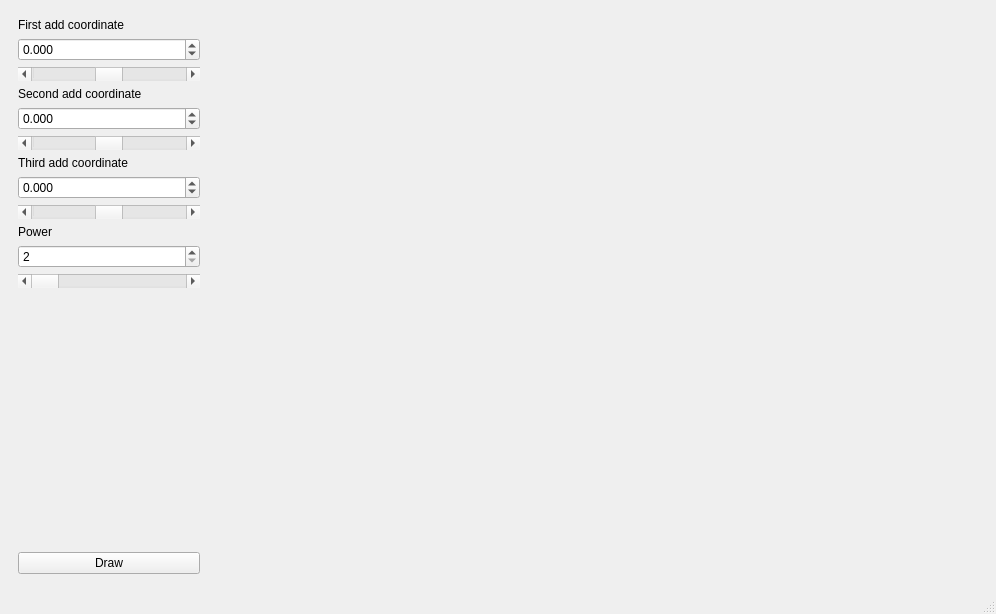
Constantor/fractals3d, file mainwindow.ui: the form before one commit.
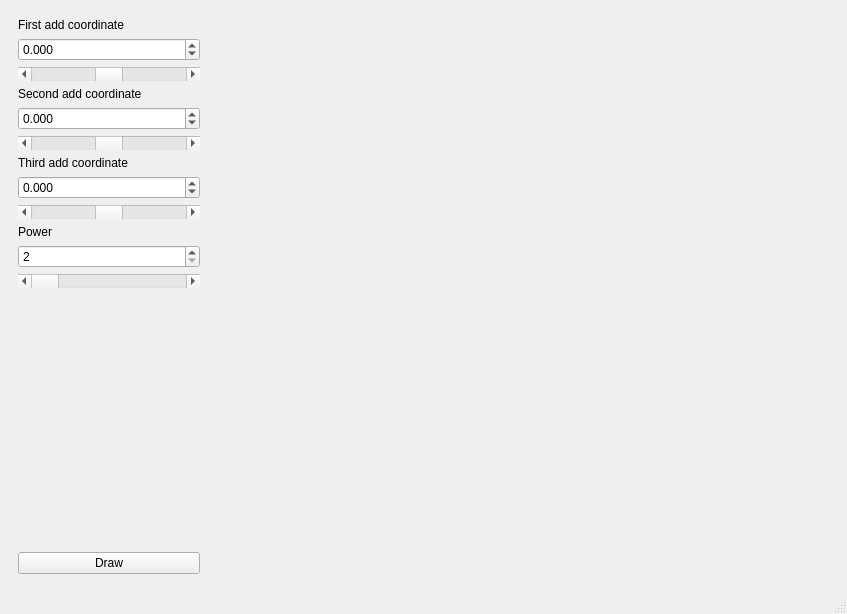
The form after the commit.

Commit message: Added button action

```diff
--- a/mainwindow.ui
+++ b/mainwindow.ui
@@ -6,7 +6,7 @@
    <rect>
     <x>0</x>
     <y>0</y>
-    <width>996</width>
+    <width>847</width>
     <height>614</height>
    </rect>
   </property>
```
Left out of the diff: 2 changed lines with no effect on the pictures. The commit also changes 1 other file.
